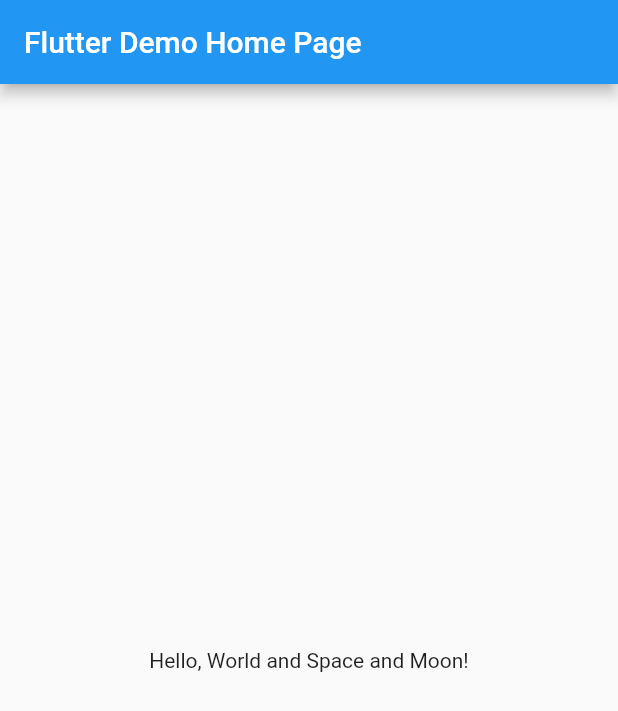
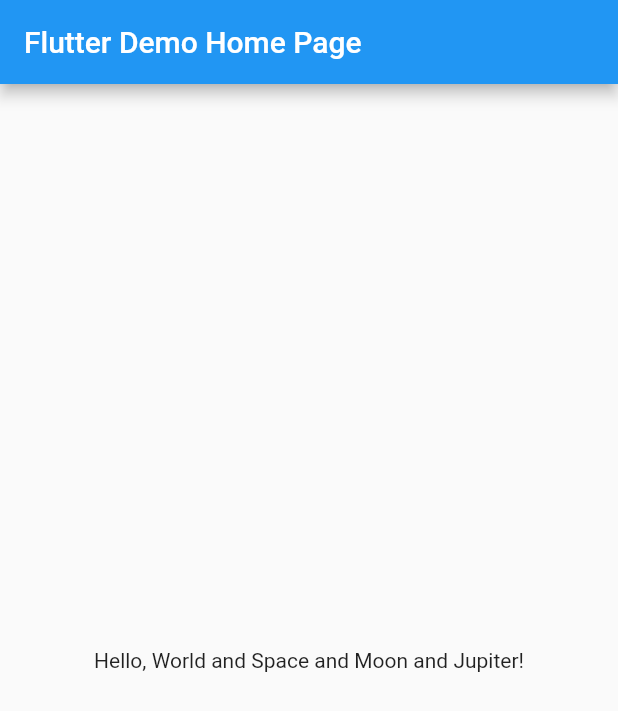
Before and after one commit to mdrobnych/hello_mamamia, a Flutter app: the screen it shows after launch, on a phone screen of 412 x 824 dp. Shown: the top 711 px of the screen. Run offline on Flutter 3.47's test engine with Material 2 defaults, Android fonts, the phone set to English and light mode, and no system bars.

Commit message:
add mew text 2

```diff
--- a/lib/main.dart
+++ b/lib/main.dart
@@ -33,7 +33,7 @@ class MyHomePage extends StatelessWidget {
       ),
       body: Center(
         child: Text(
-          'Hello, World and Space and Moon!',
+          'Hello, World and Space and Moon and Jupiter!',
         ),
       ),
     );
```
